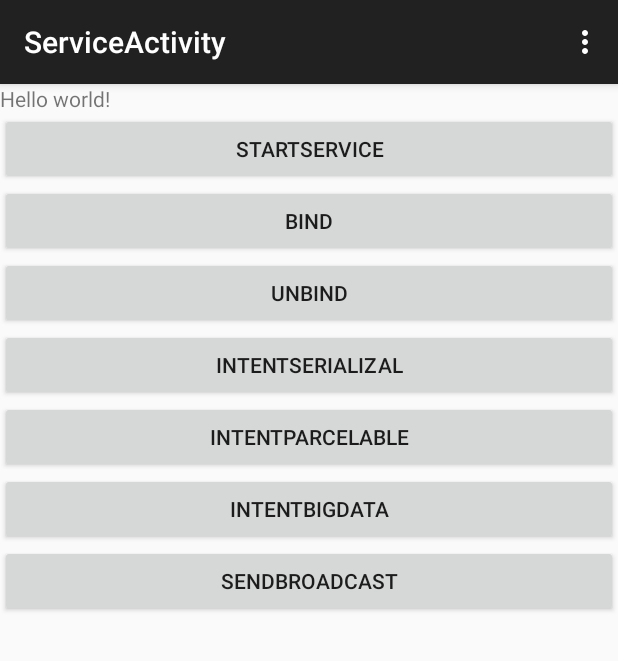
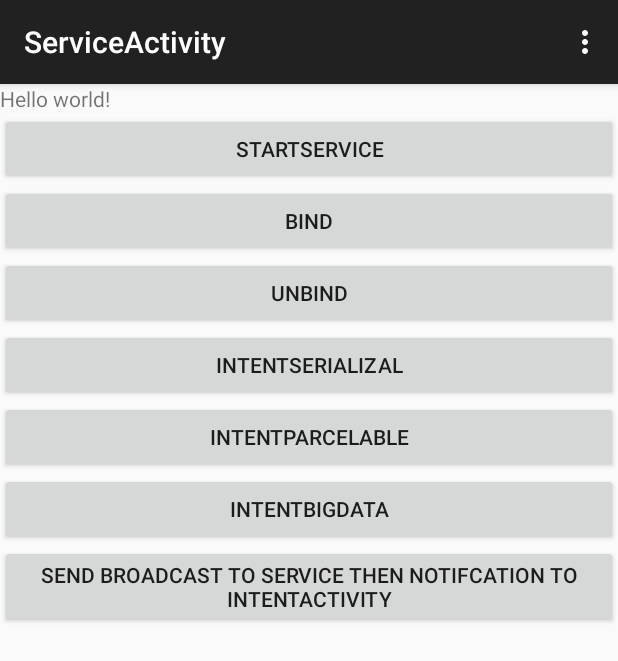
Before and after one commit to lirenlong/androidExam, an Android app: the LocalActivity screen opened directly, with no data from a screen before it, on a phone screen of 412 x 824 dp. Shown: the top 661 px of the screen. Run offline under Robolectric (Android 15) with nearby library versions, the phone set to English and light mode, and no system bars.

Commit message:
测试notification传递大数据的效果

```diff
--- a/app/src/main/java/org/roger/sample/androidexam/Exam7_Service/LocalActivity.java
+++ b/app/src/main/java/org/roger/sample/androidexam/Exam7_Service/LocalActivity.java
@@ -138,7 +138,10 @@ public class LocalActivity extends ActionBarActivity {
     }
 
     private void doSendBroadcast(Intent i) {
-        String path = Environment.getExternalStorageDirectory() + "/kgr.jpg";
+        String path = Environment.getExternalStorageDirectory() + "/test_small.jpg";
+        //test_big.jpg 1.2M
+        //test_medium.jpg 640k
+        //test_small.jpg 11k
 
         Bitmap bitmap = getLocalBitmap(path);
         i.putExtra("bitmap", bitmap);
--- a/app/src/main/res/layout/activity_local.xml
+++ b/app/src/main/res/layout/activity_local.xml
@@ -56,7 +56,7 @@
         android:layout_width="fill_parent"
         android:layout_height="wrap_content"
         android:onClick="onBtnClick"
-        android:text="SendBroadCast" />
+        android:text="Send BroadCast to service then notifcation to intentActivity" />
 
     <ImageView
         android:layout_width="wrap_content"
```
Also changed, not shown: app/src/main/java/org/roger/sample/androidexam/Exam7_Service/BroadcastReceiverHelper.java (+7 -0 lines).
